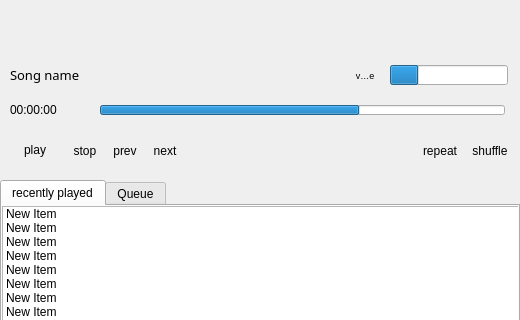
The window that form.ui (mrhashemian/wema-player) describes before a commit, drawn with Qt 5; both pictures show x 0 to 520 and y 200 to 520 of the 520 by 720 pixel window.
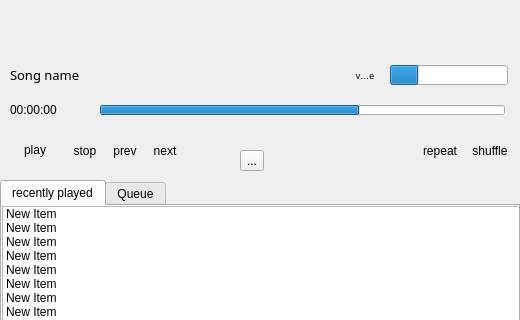
The same window after the commit. Icons and pictures are not drawn.

Patch:
```diff
--- a/form.ui
+++ b/form.ui
@@ -363,6 +363,19 @@
      <bool>true</bool>
     </property>
    </widget>
+   <widget class="QToolButton" name="toolButton">
+    <property name="geometry">
+     <rect>
+      <x>240</x>
+      <y>30</y>
+      <width>24</width>
+      <height>21</height>
+     </rect>
+    </property>
+    <property name="text">
+     <string>...</string>
+    </property>
+   </widget>
   </widget>
   <widget class="QTabWidget" name="playlists">
    <property name="geometry">
```
